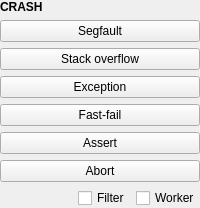
Qt form src/crashpane.ui (jpnurmi/sentry-playground) before a commit.
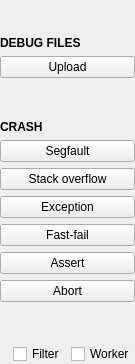
The same form after that commit.

```diff
--- a/src/crashpane.ui
+++ b/src/crashpane.ui
@@ -2,6 +2,14 @@
 <ui version="4.0">
  <class>CrashPane</class>
  <widget class="QWidget" name="CrashPane">
+  <property name="geometry">
+   <rect>
+    <x>0</x>
+    <y>0</y>
+    <width>135</width>
+    <height>364</height>
+   </rect>
+  </property>
   <layout class="QVBoxLayout" name="crashPaneLayout">
    <property name="leftMargin">
     <number>0</number>
@@ -28,6 +36,39 @@
      </property>
     </spacer>
    </item>
+   <item>
+    <widget class="QLabel" name="debugFilesHeader">
+     <property name="styleSheet">
+      <string notr="true">color: palette(placeholder-text); font-weight: bold;</string>
+     </property>
+     <property name="text">
+      <string>DEBUG FILES</string>
+     </property>
+    </widget>
+   </item>
+   <item>
+    <widget class="QPushButton" name="uploadDebugFilesButton">
+     <property name="text">
+      <string>Upload</string>
+     </property>
+    </widget>
+   </item>
+   <item>
+    <spacer name="crashesTopSpacer">
+     <property name="orientation">
+      <enum>Qt::Orientation::Vertical</enum>
+     </property>
+     <property name="sizeType">
+      <enum>QSizePolicy::Policy::Expanding</enum>
+     </property>
+     <property name="sizeHint" stdset="0">
+      <size>
+       <width>0</width>
+       <height>0</height>
+      </size>
+     </property>
+    </spacer>
+   </item>
    <item>
     <widget class="QLabel" name="crashesHeader">
      <property name="styleSheet">
```
Left out of the diff: 4 changed lines with no effect on the pictures.
